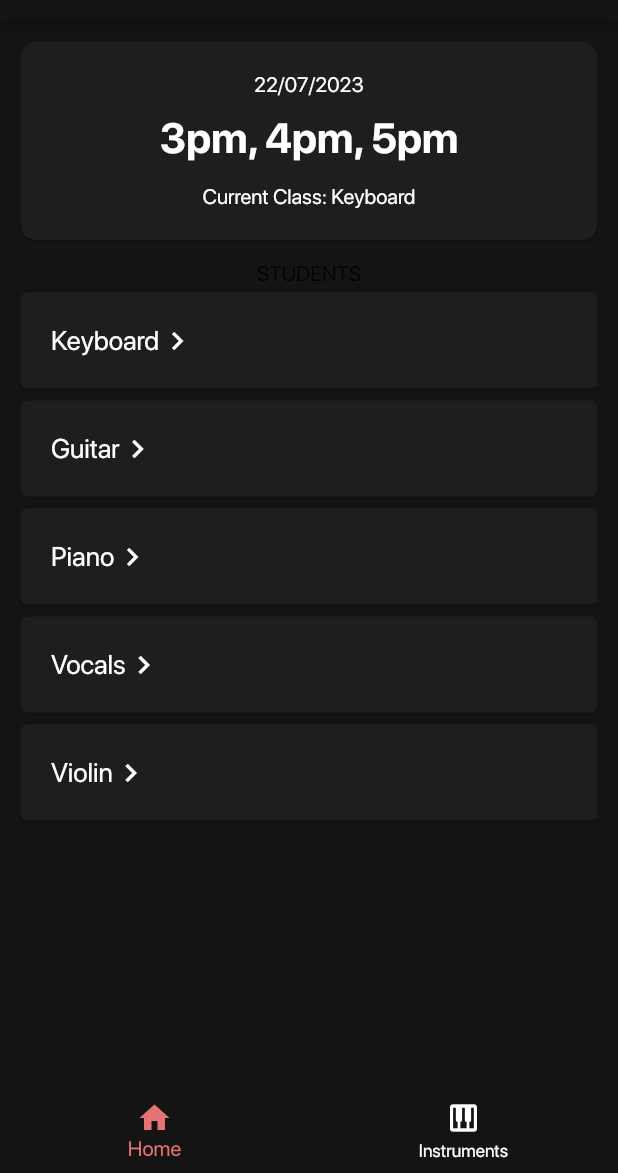
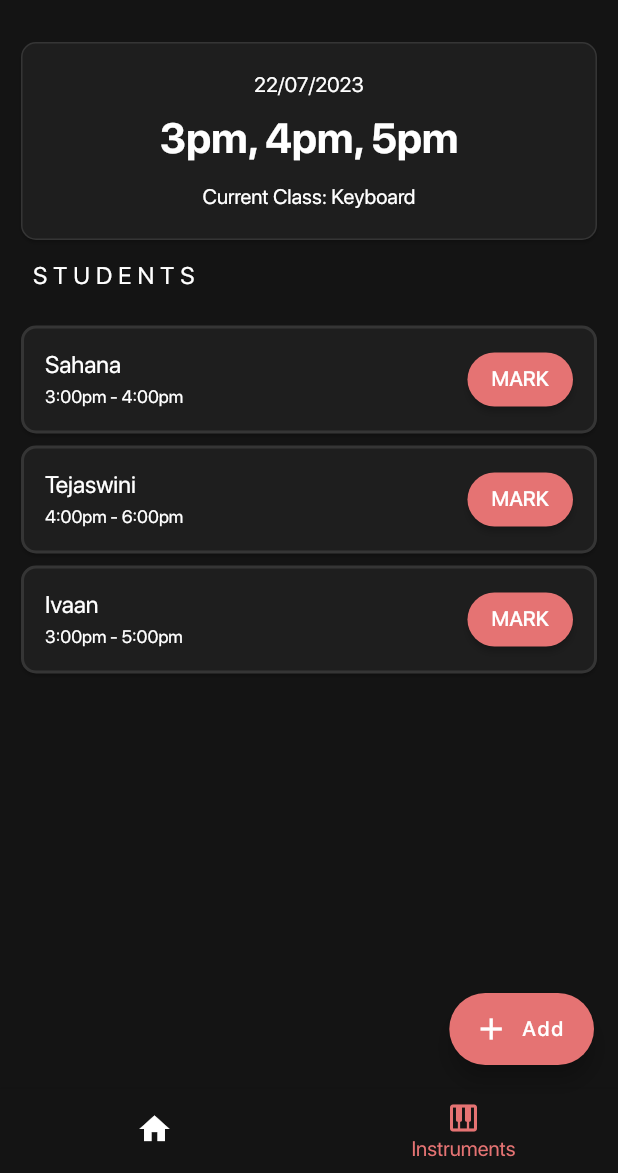
Before and after one commit to itcodehery/FlutterAttendanceApp, a Flutter app: the screen it shows after launch, item 2 of the bottom bar chosen, on a phone screen of 412 x 824 dp, the part 63-1236 px from its top. Run offline on Flutter 3.47's test engine with Material 2 defaults, Android fonts, the phone set to English and light mode, and no system bars.

Commit message:
Added proper folders, Nav Bar code refactored

```diff
--- a/attendance_app/lib/instrumentcard.dart
+++ b/attendance_app/lib/Pages/Instrument Content/instrumentcard.dart
@@ -10,8 +10,8 @@ class InstrumentCard extends StatelessWidget {
     return const Card(
         color: Color.fromARGB(255, 30, 30, 30),
         shape: RoundedRectangleBorder(
-          borderRadius: BorderRadius.all(Radius.circular(10)),
-        ),
+            borderRadius: BorderRadius.all(Radius.circular(10)),
+            side: BorderSide(color: Colors.white10)),
         child: Padding(
             padding: EdgeInsets.all(10),
             child: Column(children: [
--- /dev/null
+++ b/attendance_app/lib/Pages/homepage.dart
@@ -0,0 +1,84 @@
+import 'package:flutter/material.dart';
+import 'package:attendance_app/Pages/Home%20Content/home_appbar.dart';
+import 'package:attendance_app/Pages/instruments_page.dart';
+import 'package:attendance_app/Pages/navigationbottom.dart';
+import 'package:attendance_app/Pages/Instrument%20Content/instrumentcard.dart';
+
+class Homepage extends StatefulWidget {
+  const Homepage({Key? key}) : super(key: key);
+
+  @override
+  HomepageState createState() => HomepageState();
+}
+
+Widget instrumentsList(List<String> instruments) {
+  return Column(
+    children: [
+      for (var item in instruments)
+        Card(
+            color: const Color.fromARGB(255, 30, 30, 30),
+            shape: const RoundedRectangleBorder(
+                borderRadius: BorderRadius.all(Radius.circular(10)),
+                side: BorderSide(color: Colors.white10)),
+            child: ListTile(
+              title: Text(item, style: const TextStyle(color: Colors.white)),
+              trailing: const Icon(Icons.chevron_right, color: Colors.white),
+              contentPadding: const EdgeInsets.fromLTRB(20, 4, 20, 4),
+            )),
+    ],
+  );
+}
+
+List<String> instruments = ["Keyboard", "Guitar", "Piano", "Vocals", "Violin"];
+
+class HomepageState extends State<Homepage> {
+  @override
+  Widget build(BuildContext context) {
+    return Scaffold(
+      //made appbar into its own widget class in bright_appbar.dart
+      //moved appbar to main.dart
+      //navbar is its own widget in navigationbottom.dart
+      bottomNavigationBar: const NavigationBottom(),
+      body: Padding(
+          padding: const EdgeInsets.all(10),
+          child:
+              Column(crossAxisAlignment: CrossAxisAlignment.start, children: [
+            const CategoryTitleText(categoryTitle: 'TODAY'),
+            const InstrumentCard(),
+            const CategoryTitleText(categoryTitle: 'COURSES'),
+            instrumentsList(instruments),
+          ])),
+    );
+  }
+}
+
+class CategoryTitleText extends StatelessWidget {
+  final String categoryTitle;
+
+  const CategoryTitleText({
+    super.key,
+    required this.categoryTitle,
+  });
+
+  @override
+  Widget build(BuildContext context) {
+    return Column(mainAxisAlignment: MainAxisAlignment.start, children: [
+      const SizedBox(
+        height: 10,
+      ),
+      Row(children: [
+        const SizedBox(width: 10),
+        Text(
+          categoryTitle,
+          style: const TextStyle(
+            color: Color.fromARGB(255, 255, 255, 255),
+            fontSize: 16,
+            letterSpacing: 4,
+          ),
+          textAlign: TextAlign.start,
+        ),
+      ]),
+      const SizedBox(height: 10),
+    ]);
+  }
+}
--- /dev/null
+++ b/attendance_app/lib/Pages/instruments_page.dart
@@ -0,0 +1,69 @@
+import 'package:attendance_app/Pages/homepage.dart';
+import 'package:attendance_app/Pages/Instrument%20Content/instrumentcard.dart';
+import 'package:flutter/material.dart';
+import 'package:attendance_app/Pages/navigationbottom.dart';
+
+class InstrumentsPage extends StatefulWidget {
+  const InstrumentsPage({Key? key}) : super(key: key);
+
+  @override
+  InstrumentsPageState createState() => InstrumentsPageState();
+}
+
+class InstrumentsPageState extends State<InstrumentsPage> {
+  Widget instrumentsMarkList() {
+    Map<String, String> students = {
+      "Sahana": "3:00pm - 4:00pm",
+      "Tejaswini": "4:00pm - 6:00pm",
+      "Ivaan": "3:00pm - 5:00pm"
+    };
+
+    return Column(
+      children: [
+        const CategoryTitleText(categoryTitle: "STUDENTS"),
+        const SizedBox(height: 10),
+        for (var item in students.keys)
+          Card(
+            color: const Color.fromARGB(255, 30, 30, 30),
+            shape: const RoundedRectangleBorder(
+                borderRadius: BorderRadius.all(Radius.circular(10)),
+                side: BorderSide(color: Colors.white10, width: 2)),
+            child: ListTile(
+              title: Text(
+                item,
+                style: const TextStyle(color: Colors.white),
+              ),
+              subtitle: Text(
+                students[item]!,
+                style: const TextStyle(color: Colors.white, fontSize: 12),
+              ),
+              trailing: ElevatedButton(
+                style: ElevatedButton.styleFrom(
+                    shape: const RoundedRectangleBorder(
+                        borderRadius: BorderRadius.all(Radius.circular(30))),
+                    backgroundColor: Colors.red[300]),
+                onPressed: () {},
+                child:
+                    const Text("MARK", style: TextStyle(color: Colors.white)),
+              ),
+            ),
+          ),
+      ],
+    );
+  }
+
+  @override
+  Widget build(BuildContext context) {
+    return Scaffold(
+      body: Padding(
+          padding: const EdgeInsets.all(10),
+          child: Column(
+            mainAxisAlignment: MainAxisAlignment.start,
+            children: [
+              const InstrumentCard(),
+              instrumentsMarkList(),
+            ],
+          )),
+    );
+  }
+}
--- a/attendance_app/lib/homepage.dart
+++ /dev/null
@@ -1,99 +0,0 @@
-import 'package:flutter/material.dart';
-import 'package:attendance_app/home_appbar.dart';
-import 'package:attendance_app/instrument_appbar.dart';
-import 'package:attendance_app/instruments_page.dart';
-import 'package:attendance_app/navigationbottom.dart';
-import 'package:attendance_app/instrumentcard.dart';
-
-class Homepage extends StatefulWidget {
-  const Homepage({Key? key}) : super(key: key);
-
-  @override
-  HomepageState createState() => HomepageState();
-}
-
-Widget instrumentsList(List<String> instruments) {
-  return Column(
-    children: [
-      for (var item in instruments)
-        Card(
-          color: const Color.fromARGB(255, 30, 30, 30),
-          child: Padding(
-            padding: const EdgeInsets.fromLTRB(10, 0, 10, 0),
-            child: Align(
-              alignment: Alignment.centerLeft,
-              child: Padding(
-                padding: const EdgeInsets.fromLTRB(10, 20, 10, 20),
-                child: Row(children: [
-                  Text(item,
-                      style: const TextStyle(
-                        color: Colors.white,
-                        fontSize: 18,
-                      )),
-                  const Icon(color: Colors.white, Icons.chevron_right),
-                ]),
-              ),
-            ),
-          ),
-        ),
-    ],
-  );
-}
-
-List<String> instruments = ["Keyboard", "Guitar", "Piano", "Vocals", "Violin"];
-
-class HomepageState extends State<Homepage> {
-  @override
-  Widget build(BuildContext context) {
-    return Scaffold(
-      //made appbar into its own widget class in bright_appbar.dart
-      appBar: const PreferredSize(
-          preferredSize: Size.fromHeight(56), child: BrightMusicAppBar()),
-      //navbar is its own widget in navigationbottom.dart
-      bottomNavigationBar: const NavigationBottom(),
-      floatingActionButton: FloatingActionButton(
-        onPressed: () {},
-        backgroundColor: Colors.red[300],
-        child: const Icon(Icons.add),
-      ),
-      body: Padding(
-          padding: const EdgeInsets.all(10),
-          child: Column(children: [
-            const CategoryTitleText(categoryTitle: 'TODAY'),
-            const SizedBox(height: 10),
-            const InstrumentCard(),
-            const CategoryTitleText(categoryTitle: 'COURSES'),
-            Padding(
-                padding: const EdgeInsets.all(5),
-                child: instrumentsList(instruments)),
-          ])),
-    );
-  }
-}
-
-class CategoryTitleText extends StatelessWidget {
-  final String categoryTitle;
-
-  const CategoryTitleText({
-    super.key,
-    required this.categoryTitle,
-  });
-
-  @override
-  Widget build(BuildContext context) {
-    return Column(children: [
-      const SizedBox(
-        height: 10,
-      ),
-      Text(
-        categoryTitle,
-        style: const TextStyle(
-          color: Color.fromARGB(255, 255, 255, 255),
-          fontSize: 16,
-          letterSpacing: 4,
-        ),
-      ),
-      const SizedBox(height: 10),
-    ]);
-  }
-}
--- a/attendance_app/lib/instrument_appbar.dart
+++ /dev/null
@@ -1,18 +0,0 @@
-import 'package:flutter/material.dart';
-
-class InstrumentAppBar extends StatelessWidget {
-  const InstrumentAppBar({
-    super.key,
-  });
-
-  @override
-  Widget build(BuildContext context) {
-    return AppBar(
-      backgroundColor: const Color.fromARGB(255, 20, 20, 20),
-      title: const Text(
-        'Bright Music Academy',
-      ),
-      centerTitle: true,
-    );
-  }
-}
--- a/attendance_app/lib/instruments_page.dart
+++ /dev/null
@@ -1,59 +0,0 @@
-//instrument ui to be designed
-import 'package:attendance_app/homepage.dart';
-import 'package:attendance_app/instrumentcard.dart';
-import 'package:flutter/material.dart';
-import 'package:attendance_app/instrument_appbar.dart';
-import 'package:attendance_app/navigationbottom.dart';
-
-class InstrumentsPage extends StatefulWidget {
-  const InstrumentsPage({Key? key}) : super(key: key);
-
-  @override
-  InstrumentsPageState createState() => InstrumentsPageState();
-}
-
-class InstrumentsPageState extends State<InstrumentsPage> {
-  final List<String> instruments = [
-    "Keyboard",
-    "Guitar",
-    "Piano",
-    "Vocals",
-    "Violin"
-  ];
-
-  Widget instrumentsMarkList(List<String> instruments) {
-    return Column(
-      children: [
-        for (var item in instruments)
-          Card(
-              color: const Color.fromARGB(255, 30, 30, 30),
-              child: ListTile(
-                  title: IconButton(
-                      highlightColor: Colors.transparent,
-                      splashColor: Colors.transparent,
-                      hoverColor: Colors.transparent,
-                      icon: const Icon(Icons.check_circle),
-                      onPressed: () {}))),
-      ],
-    );
-  }
-
-  @override
-  Widget build(BuildContext context) {
-    return Scaffold(
-      appBar: const PreferredSize(
-          preferredSize: Size.fromHeight(56), child: InstrumentAppBar()),
-      bottomNavigationBar: const NavigationBottom(),
-      body: Padding(
-          padding: const EdgeInsets.all(10),
-          child: Column(
-            children: [
-              const InstrumentCard(),
-              const SizedBox(height: 10),
-              const Text("STUDENTS"),
-              instrumentsList(instruments),
-            ],
-          )),
-    );
-  }
-}
--- a/attendance_app/lib/main.dart
+++ b/attendance_app/lib/main.dart
@@ -1,7 +1,7 @@
-import 'package:attendance_app/instrument_appbar.dart';
+import 'package:attendance_app/Pages/Home%20Content/home_appbar.dart';
 import 'package:flutter/material.dart';
-import 'package:attendance_app/homepage.dart';
-import 'package:attendance_app/instruments_page.dart';
+import 'package:attendance_app/Pages/homepage.dart';
+import 'package:attendance_app/Pages/instruments_page.dart';
 
 void main() {
   runApp(const Attendre());
@@ -18,10 +18,49 @@ class Attendre extends StatefulWidget {
 //for the list of students currently in each
 //course
 class AttendreState extends State<Attendre> {
+  int selectedIndex = 0;
+
+  static List<Widget> navigationPages = const [Homepage(), InstrumentsPage()];
+
+  List<BottomNavigationBarItem> navItems = [
+    const BottomNavigationBarItem(icon: Icon(Icons.home), label: "Home"),
+    const BottomNavigationBarItem(
+      icon: Icon(Icons.piano),
+      label: "Instruments",
+    )
+  ];
+
+  void _onTabTapped(int index) {
+    setState(() {
+      selectedIndex = index;
+    });
+  }
+
   @override
   Widget build(BuildContext context) {
     return MaterialApp(
-      home: const Homepage(),
+      home: Scaffold(
+        appBar: const PreferredSize(
+            preferredSize: Size.fromHeight(56), child: BrightMusicAppBar()),
+        body: navigationPages[selectedIndex],
+        floatingActionButton: FloatingActionButton.extended(
+          onPressed: () {},
+          backgroundColor: Colors.red[300],
+          label: const Text("Add"),
+          icon: const Icon(Icons.add),
+        ),
+        bottomNavigationBar: BottomNavigationBar(
+          items: List.of(navItems),
+          selectedIconTheme: IconThemeData(color: Colors.red[300]),
+          selectedItemColor: Colors.red[300],
+          unselectedItemColor: const Color.fromARGB(255, 255, 255, 255),
+          unselectedIconTheme: const IconThemeData(color: Colors.white),
+          showSelectedLabels: true,
+          showUnselectedLabels: false,
+          currentIndex: selectedIndex,
+          onTap: _onTabTapped,
+        ),
+      ),
       routes: {
         'Home': (context) => const Homepage(),
         'Instruments': (context) => const InstrumentsPage()
--- a/attendance_app/lib/navigationbottom.dart
+++ /dev/null
@@ -1,77 +0,0 @@
-import 'package:attendance_app/instruments_page.dart';
-import 'package:flutter/material.dart';
-import 'package:attendance_app/homepage.dart';
-
-class NavigationBottom extends StatefulWidget {
-  const NavigationBottom({Key? key}) : super(key: key);
-
-  @override
-  NavigationBottomState createState() => NavigationBottomState();
-}
-
-class NavigationBottomState extends State<NavigationBottom> {
-  List<BottomNavigationBarItem> navItems = [
-    const BottomNavigationBarItem(icon: Icon(Icons.home), label: "Home"),
-    const BottomNavigationBarItem(
-      icon: Icon(Icons.piano),
-      label: "Instruments",
-    )
-  ];
-
-  int selectedIndex = 0;
-  static List<Widget> navigationPages = const [Homepage(), InstrumentsPage()];
-
-  void showModal(BuildContext context) {
-    showDialog(
-      context: context,
-      builder: (BuildContext context) => AlertDialog(
-        backgroundColor: const Color.fromARGB(255, 20, 20, 20),
-        content: const Text(
-          'This feature has not been implemented yet',
-          style: TextStyle(
-            color: Colors.white,
-          ),
-        ),
-        actions: <TextButton>[
-          TextButton(
-            style: const ButtonStyle(alignment: Alignment.center),
-            onPressed: () {
-              Navigator.pop(context);
-            },
-            child: const Text(
-              'Close',
-              style: TextStyle(
-                color: Color.fromARGB(255, 229, 115, 155),
-              ),
-            ),
-          ),
-        ],
-      ),
-    );
-  }
-
-  @override
-  Widget build(BuildContext context) {
-    //build a working bottom nav bar that leads to the instruments page
-    //when clicked
-
-    return BottomNavigationBar(
-        items: List.of(navItems),
-        selectedIconTheme: IconThemeData(color: Colors.red[300]),
-        selectedItemColor: Colors.red[300],
-        unselectedItemColor: const Color.fromARGB(255, 255, 255, 255),
-        unselectedIconTheme: const IconThemeData(color: Colors.white),
-        showSelectedLabels: true,
-        currentIndex: selectedIndex,
-        onTap: (index) {
-          switch (index) {
-            case 0:
-              Navigator.pushReplacementNamed(context, 'Home');
-              break;
-            case 1:
-              Navigator.pushReplacementNamed(context, 'Instruments');
-              break;
-          }
-        });
-  }
-}
```
Also changed, not shown: attendance_app/lib/Pages/navigationbottom.dart (added, +17 -0 lines), attendance_app/lib/instruments_mark_card.dart (deleted, +0 -14 lines), attendance_app/lib/Pages/Home Content/home_appbar.dart (renamed from attendance_app/lib/home_appbar.dart).
